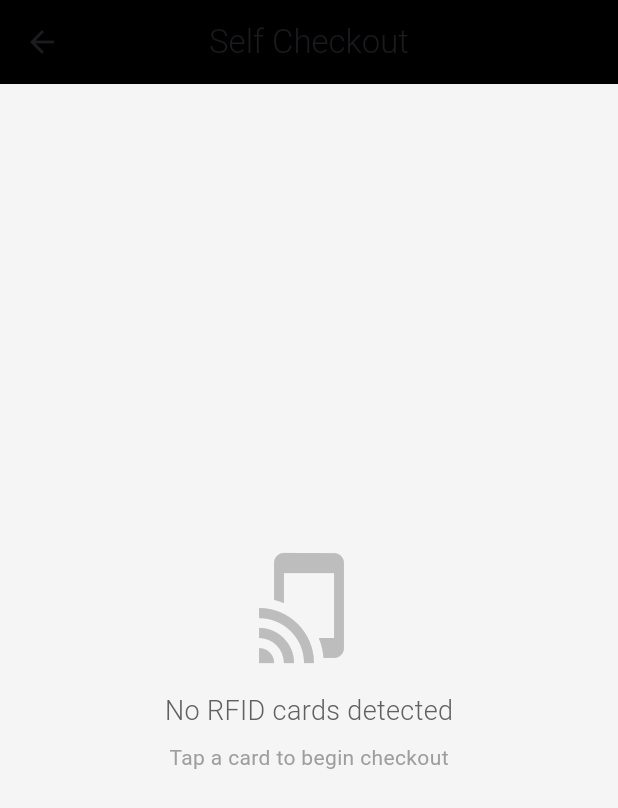
After one commit to Sejal207/Chintufy, a Flutter app: the HomePage screen opened by its route, after a tap on the "contactless" icon, on a phone screen of 412 x 824 dp. The commit adds this screen. Shown: the top 808 px of the screen. Run offline on Flutter 3.47's test engine with Material 3 defaults, Android fonts, the light colour scheme and no system bars; our stand-ins replace cached_network_image, cloud_firestore, firebase_core, firebase_database, firebase_storage, flutter_staggered_animations and 2 more; accounts and stored records are empty.

Commit message:
finally integrated hardware

```diff
--- a/lib/main.dart
+++ b/lib/main.dart
@@ -1,3 +1,4 @@
+import 'package:chintufy/services/secondary_database_service.dart';
 import 'package:flutter/material.dart';
 import 'package:firebase_core/firebase_core.dart';
 import 'package:provider/provider.dart';
@@ -14,24 +15,23 @@ void main() async {
   WidgetsFlutterBinding.ensureInitialized();
 
   try {
-    await Firebase.initializeApp(
-      options: FirebaseOptions(
-        apiKey: 'AIzaSyAvnIEJuZ6nfuu5YY-SrRQPj3SuTUAZUXc',
-        appId: '1:1060417338481:android:ecbcebe7dd7f06667e2fd0',
-        messagingSenderId: '1060417338481',
-        projectId: 'tuckshop-chintufy',
-        storageBucket: 'tuckshop-chintufy.firebasestorage.app'
-      )
-    );
-    print('Firebase initialized successfully');
+    // Initialize primary Firebase
+    await Firebase.initializeApp();
+
+    // Initialize secondary Firebase with correct config from your JSON
+    await SecondaryDatabaseService.initialize();
+
+    print('Both Firebase instances initialized successfully');
   } catch (e) {
     print('Error initializing Firebase: $e');
   }
 
-  runApp(MyApp());
+  runApp(const MyApp());
 }
 
 class MyApp extends StatelessWidget {
+  const MyApp({Key? key}) : super(key: key);
+
   @override
   Widget build(BuildContext context) {
     return MultiProvider(
@@ -39,8 +39,15 @@ class MyApp extends StatelessWidget {
         Provider<DatabaseService>(
           create: (_) => DatabaseService(),
         ),
-        Provider<FirebaseStorageService>(
-          create: (_) => FirebaseStorageService(),
+        Provider<SecondaryDatabaseService>(
+          create: (_) {
+            try {
+              return SecondaryDatabaseService();
+            } catch (e) {
+              print('Error creating SecondaryDatabaseService: $e');
+              rethrow;
+            }
+          },
         ),
         ChangeNotifierProvider<CartModel>(
           create: (_) => CartModel(),
--- a/lib/pages/homepage.dart
+++ b/lib/pages/homepage.dart
@@ -1,3 +1,4 @@
+import 'package:chintufy/pages/self_checkout_page.dart';
 import 'package:flutter/material.dart';
 import 'package:provider/provider.dart';
 import 'package:flutter_staggered_animations/flutter_staggered_animations.dart';
@@ -60,6 +61,7 @@ class _HomePageState extends State<HomePage> with SingleTickerProviderStateMixin
       backgroundColor: Colors.grey[50],
       appBar: AppBar(
         backgroundColor: Colors.black87,
+        toolbarHeight: 70,
         elevation: 0,
         title: _isSearching
             ? AnimatedBuilder(
@@ -87,10 +89,11 @@ class _HomePageState extends State<HomePage> with SingleTickerProviderStateMixin
                 },
               )
             : const Text(
-                'Chintufy',
+                'InvenTree',
                 style: TextStyle(
                   color: Colors.white,
                   fontWeight: FontWeight.w300,
+                  fontSize: 32,
                   letterSpacing: 1.2,
                 ),
               ),
@@ -103,8 +106,8 @@ class _HomePageState extends State<HomePage> with SingleTickerProviderStateMixin
                 return ScaleTransition(scale: animation, child: child);
               },
               child: _isSearching
-                  ? const Icon(Icons.close, key: ValueKey('close'))
-                  : const Icon(Icons.search, key: ValueKey('search')),
+                  ? const Icon(Icons.close, color: Colors.white , key: ValueKey('close'))
+                  : const Icon(Icons.search,color: Colors.white , key: ValueKey('search')),
             ),
             tooltip: _isSearching ? 'Cancel' : 'Search',
             onPressed: _toggleSearch,
@@ -112,6 +115,7 @@ class _HomePageState extends State<HomePage> with SingleTickerProviderStateMixin
           // Requested Items button
           IconButton(
             icon: const Icon(Icons.list_alt),
+            color: Colors.white ,
             tooltip: 'Requested Items',
             onPressed: () {
               Navigator.push(
@@ -126,6 +130,7 @@ class _HomePageState extends State<HomePage> with SingleTickerProviderStateMixin
           IconButton(
             icon: const Icon(Icons.shopping_cart),
             tooltip: 'Cart',
+            color: Colors.white ,
             onPressed: () {
               Navigator.push(
                 context,
@@ -141,6 +146,7 @@ class _HomePageState extends State<HomePage> with SingleTickerProviderStateMixin
           IconButton(
             icon: const Icon(Icons.receipt_long),
             tooltip: 'Orders',
+            color: Colors.white ,
             onPressed: () {
               Navigator.push(
                 context,
@@ -308,10 +314,28 @@ class _HomePageState extends State<HomePage> with SingleTickerProviderStateMixin
   }
 
   Widget? _buildFloatingActionButton() {
-    // Show FAB only when not searching
     if (_isSearching) return null;
 
-    return FloatingActionButton(
+    return Column(
+      mainAxisAlignment: MainAxisAlignment.end,
+      children: [
+        // Self Checkout FAB
+        FloatingActionButton(
+          onPressed: () {
+            Navigator.push(
+              context,
+              MaterialPageRoute(
+                builder: (context) => const SelfCheckoutPage(),
+              ),
+            );
+          },
+          heroTag: 'selfCheckout',
+          backgroundColor: Colors.blue[700],
+          child: const Icon(Icons.contactless, color: Colors.white),
+        ),
+        const SizedBox(height: 16),
+        // Existing Add Product FAB
+        FloatingActionButton(
           onPressed: () {
             showModalBottomSheet(
               context: context,
@@ -331,9 +355,11 @@ class _HomePageState extends State<HomePage> with SingleTickerProviderStateMixin
               ),
             );
           },
+          heroTag: 'addProduct',
           backgroundColor: Colors.black,
           child: const Icon(Icons.add, color: Colors.white),
-      elevation: 2,
+        ),
+      ],
     );
   }
 
--- /dev/null
+++ b/lib/pages/self_checkout_page.dart
@@ -0,0 +1,372 @@
+import 'package:flutter/material.dart';
+import 'package:provider/provider.dart';
+import 'package:cached_network_image/cached_network_image.dart';
+import '../services/secondary_database_service.dart';
+
+// User data model for better organization
+class UserData {
+  final String name;
+  final String rfidUid;
+  final String product;
+  final String imageUrl;
+
+  UserData({
+    required this.name,
+    required this.rfidUid,
+    required this.product,
+    required this.imageUrl,
+  });
+}
+
+class SelfCheckoutPage extends StatefulWidget {
+  const SelfCheckoutPage({Key? key}) : super(key: key);
+
+  @override
+  State<SelfCheckoutPage> createState() => _SelfCheckoutPageState();
+}
+
+class _SelfCheckoutPageState extends State<SelfCheckoutPage> {
+  // Predefined user data with product-specific image URLs
+  final Map<String, UserData> userMap = {
+    'BA8FB216': UserData(
+      name: 'Sejal',
+      rfidUid: 'BA8FB216',
+      product: 'Ice Cream',
+      imageUrl: 'https://images.unsplash.com/photo-1497034825429-c343d7c6a68f?w=200&h=200&fit=crop',
+    ),
+    'F35B82D': UserData(
+      name: 'Khushi',
+      rfidUid: 'F35B82D',
+      product: 'Chips',
+      imageUrl: 'https://images.unsplash.com/photo-1566478989037-eec170784d0b?w=200&h=200&fit=crop',
+    ),
+    '55522E2': UserData(
+      name: 'Adamya',
+      rfidUid: '55522E2',
+      product: 'Protein Powder',
+      imageUrl: 'https://images.unsplash.com/photo-1593095948071-474c5cc2989d?w=200&h=200&fit=crop',
+    ),
+  };
+
+  @override
+  Widget build(BuildContext context) {
+    try {
+      final secondaryDb = Provider.of<SecondaryDatabaseService>(context);
+
+      return Scaffold(
+        backgroundColor: Colors.grey[100],
+        appBar: AppBar(
+          backgroundColor: Colors.black,
+          title: const Text(
+            'Self Checkout',
+            style: TextStyle(fontWeight: FontWeight.w300),
+          ),
+          centerTitle: true,
+          elevation: 0,
+        ),
+        body: StreamBuilder<Map<String, dynamic>>(
+          stream: secondaryDb.getRealtimeData('rfid_uids'),
+          builder: (context, AsyncSnapshot<dynamic> snapshot) {
+            if (snapshot.connectionState == ConnectionState.waiting) {
+              return const Center(
+                child: CircularProgressIndicator(
+                  valueColor: AlwaysStoppedAnimation<Color>(Colors.black),
+                ),
+              );
+            }
+
+            if (snapshot.hasError) {
+              return Center(
+                child: Text(
+                  'Error: ${snapshot.error}',
+                  style: TextStyle(color: Colors.red[800]),
+                ),
+              );
+            }
+
+            final data = snapshot.data?.cast<String, dynamic>() ?? {};
+
+            if (data.isEmpty) {
+              return Center(
+                child: Column(
+                  mainAxisAlignment: MainAxisAlignment.center,
+                  children: [
+                    Icon(
+                      Icons.tap_and_play_outlined,
+                      size: 80,
+                      color: Colors.grey[400],
+                    ),
+                    const SizedBox(height: 16),
+                    Text(
+                      'No RFID cards detected',
+                      style: TextStyle(
+                        fontSize: 18,
+                        color: Colors.grey[700],
+                        fontWeight: FontWeight.w300,
+                      ),
+                    ),
+                    const SizedBox(height: 8),
+                    Text(
+                      'Tap a card to begin checkout',
+                      style: TextStyle(
+                        fontSize: 14,
+                        color: Colors.grey[500],
+                      ),
+                    ),
+                  ],
+                ),
+              );
+            }
+
+            return Padding(
+              padding: const EdgeInsets.all(16.0),
+              child: ListView.builder(
+                itemCount: data.length,
+                itemBuilder: (context, index) {
+                  final key = data.keys.elementAt(index);
+                  final value = data[key];
+                  final userData = userMap[key];
+
+                  return Padding(
+                    padding: const EdgeInsets.only(bottom: 16.0),
+                    child: _buildUserCard(userData, value),
+                  );
+                },
+              ),
+            );
+          },
+        ),
+      );
+    } catch (e) {
+      return Scaffold(
+        backgroundColor: Colors.grey[100],
+        appBar: AppBar(
+          backgroundColor: Colors.black,
+          title: const Text(
+            'Self Checkout',
+            style: TextStyle(fontWeight: FontWeight.w300),
+          ),
+          centerTitle: true,
+          elevation: 0,
+        ),
+        body: Center(
+          child: Column(
+            mainAxisAlignment: MainAxisAlignment.center,
+            children: [
+              Icon(Icons.error_outline, size: 64, color: Colors.red[300]),
+              const SizedBox(height: 16),
+              Text(
+                'Error initializing database',
+                style: TextStyle(fontSize: 18, color: Colors.grey[800]),
+              ),
+              const SizedBox(height: 8),
+              Text(
+                '$e',
+                style: TextStyle(fontSize: 14, color: Colors.red[700]),
+                textAlign: TextAlign.center,
+              ),
+            ],
+          ),
+        ),
+      );
+    }
+  }
+
+  Widget _buildUserCard(UserData? userData, dynamic valueData) {
+    // Safely convert the dynamic data to a Map<String, dynamic>
+    final Map<String, dynamic> value =
+        valueData is Map ? Map<String, dynamic>.from(valueData) : {};
+    final status = value['status'] ?? 'Unknown';
+    final isCompleted = status.toString().toLowerCase() == 'completed';
+
+    if (userData == null) {
+      // Unknown RFID card
+      return Card(
+        elevation: 2,
+        shape: RoundedRectangleBorder(borderRadius: BorderRadius.circular(12)),
+        child: Padding(
+          padding: const EdgeInsets.all(16.0),
+          child: Column(
+            crossAxisAlignment: CrossAxisAlignment.start,
+            children: [
+              Row(
+                mainAxisAlignment: MainAxisAlignment.spaceBetween,
+                children: [
+                  Text(
+                    'Unknown Card',
+                    style: TextStyle(
+                      fontSize: 18,
+                      fontWeight: FontWeight.w500,
+                      color: Colors.grey[800],
+                    ),
+                  ),
+                  Icon(
+                    Icons.help_outline,
+                    color: Colors.grey[400],
+                  ),
+                ],
+              ),
+              const SizedBox(height: 8),
+              Text(
+                'Card UID: ${valueData is Map ? valueData['card_uid'] : 'Unknown'}',
+                style: TextStyle(
+                  fontSize: 14,
+                  color: Colors.grey[600],
+                ),
+              ),
+              const SizedBox(height: 16),
+              Row(
+                mainAxisAlignment: MainAxisAlignment.end,
+                children: [
+                  Text(
+                    'Status: $status',
+                    style: TextStyle(
+                      fontSize: 14,
+                      fontWeight: FontWeight.w500,
+                      color: isCompleted ? Colors.green[700] : Colors.blue[700],
+                    ),
+                  ),
+                ],
+              ),
+            ],
+          ),
+        ),
+      );
+    }
+
+    return Card(
+      elevation: 2,
+      shape: RoundedRectangleBorder(borderRadius: BorderRadius.circular(12)),
+      child: Padding(
+        padding: const EdgeInsets.all(16.0),
+        child: Column(
+          crossAxisAlignment: CrossAxisAlignment.start,
+          children: [
+            Row(
+              children: [
+                CircleAvatar(
+                  backgroundColor: Colors.grey[200],
+                  radius: 24,
+                  child: Text(
+                    userData.name[0],
+                    style: TextStyle(
+                      fontSize: 20,
+                      fontWeight: FontWeight.w500,
+                      color: Colors.grey[800],
+                    ),
+                  ),
+                ),
+                const SizedBox(width: 16),
+                Column(
+                  crossAxisAlignment: CrossAxisAlignment.start,
+                  children: [
+                    Text(
+                      userData.name,
+                      style: const TextStyle(
+                        fontSize: 18,
+                        fontWeight: FontWeight.w500,
+                      ),
+                    ),
+                    const SizedBox(height: 4),
+                    Text(
+                      'RFID: ${userData.rfidUid}',
+                      style: TextStyle(
+                        fontSize: 12,
+                        color: Colors.grey[500],
+                      ),
+                    ),
+                  ],
+                ),
+                const Spacer(),
+                Container(
+                  padding: const EdgeInsets.symmetric(horizontal: 12, vertical: 6),
+                  decoration: BoxDecoration(
+                    color: isCompleted ? Colors.green[50] : Colors.blue[50],
+                    borderRadius: BorderRadius.circular(12),
+                  ),
+                  child: Text(
+                    status,
+                    style: TextStyle(
+                      fontSize: 12,
+                      fontWeight: FontWeight.w500,
+                      color: isCompleted ? Colors.green[700] : Colors.blue[700],
+                    ),
+                  ),
+                ),
+              ],
+            ),
+            const SizedBox(height: 16),
+            Container(
+              padding: const EdgeInsets.all(16),
+              decoration: BoxDecoration(
+                color: Colors.grey[50],
+                borderRadius: BorderRadius.circular(8),
+              ),
+              child: Row(
+                children: [
+                  Container(
+                    width: 60,
+                    height: 60,
+                    decoration: BoxDecoration(
+                      color: Colors.white,
+                      borderRadius: BorderRadius.circular(8),
+                    ),
+                    child: ClipRRect(
+                      borderRadius: BorderRadius.circular(8),
+                      child: CachedNetworkImage(
+                        imageUrl: userData.imageUrl,
+                        fit: BoxFit.cover,
+                        placeholder: (context, url) => const Center(
+                          child: SizedBox(
+                            width: 20,
+                            height: 20,
+                            child: CircularProgressIndicator(
+                              strokeWidth: 2,
+                              valueColor: AlwaysStoppedAnimation<Color>(Colors.black38),
+                            ),
+                          ),
+                        ),
+                        errorWidget: (context, url, error) => const Icon(
+                          Icons.shopping_bag_outlined,
+                          size: 32,
+                          color: Colors.black54,
+                        ),
+                      ),
+                    ),
+                  ),
+                  const SizedBox(width: 16),
+                  Expanded(
+                    child: Column(
+                      crossAxisAlignment: CrossAxisAlignment.start,
+                      children: [
+                        Text(
+                          userData.product,
+                          style: const TextStyle(
+                            fontSize: 16,
+                            fontWeight: FontWeight.w500,
+                          ),
+                        ),
+                        const SizedBox(height: 4),
+                        Text(
+                          'Tap to complete checkout',
+                          style: TextStyle(
+                            fontSize: 12,
+                            color: Colors.grey[600],
+                          ),
+                        ),
+                      ],
+                    ),
+                  ),
+                  const Icon(
+                    Icons.chevron_right,
+                    color: Colors.black45,
+                  ),
+                ],
+              ),
+            ),
+          ],
+        ),
+      ),
+    );
+  }
+}
--- /dev/null
+++ b/lib/services/secondary_database_service.dart
@@ -0,0 +1,116 @@
+import 'package:firebase_database/firebase_database.dart';
+import 'package:firebase_core/firebase_core.dart';
+import 'package:flutter/foundation.dart' show debugPrint;
+
+class SecondaryDatabaseService {
+  static FirebaseApp? _secondaryApp;
+  static late final FirebaseDatabase _database;
+  static bool _initialized = false;
+  static const String _databasePath = 'rfid_uids';
+
+  static final SecondaryDatabaseService _instance = SecondaryDatabaseService._internal();
+
+  factory SecondaryDatabaseService() {
+    if (!_initialized) {
+      throw Exception('SecondaryDatabaseService not initialized. Call initialize() first.');
+    }
+    return _instance;
+  }
+
+  SecondaryDatabaseService._internal();
+
+  static Future<void> initialize() async {
+    if (_initialized) {
+      debugPrint('SecondaryDatabaseService already initialized');
+      return;
+    }
+
+    try {
+      // Initialize secondary Firebase app
+      _secondaryApp = await Firebase.initializeApp(
+        name: 'secondary',
+        options: const FirebaseOptions(
+          apiKey: 'AIzaSyCvw01JD80DYqolRLmnQeykuOGfjtILVfo',
+          appId: '1:497205779670:android:7541f29873a647f0bffd77',
+          messagingSenderId: '497205779670',
+          projectId: 'bloodbanksystem-70840',
+          databaseURL: 'https://bloodbanksystem-70840-default-rtdb.firebaseio.com',
+          storageBucket: 'bloodbanksystem-70840.firebasestorage.app'
+        ),
+      );
+
+      // Initialize database instance
+      _database = FirebaseDatabase.instanceFor(app: _secondaryApp!);
+
+      // Enable persistence for offline support
+      _database.setPersistenceEnabled(true);
+
+      // Keep rfid_uids synced (don't await void method)
+      _database.ref(_databasePath).keepSynced(true);
+
+      _initialized = true;
+      debugPrint('Secondary Firebase initialized successfully');
+    } catch (e, stackTrace) {
+      debugPrint('Error initializing secondary Firebase: $e');
+      debugPrint('Stack trace: $stackTrace');
+      _initialized = false;
+      rethrow;
+    }
+  }
+
+  static bool get isInitialized => _initialized;
+
+  Stream<Map<String, dynamic>> getRealtimeData(String path) {
+    _checkInitialization();
+
+    return _database.ref(path).onValue.map((event) {
+      final snapshot = event.snapshot;
+
+      if (!snapshot.exists || snapshot.value == null) {
+        return <String, dynamic>{};
+      }
+
+      try {
+        if (snapshot.value is Map) {
+          return Map<String, dynamic>.from(snapshot.value as Map);
+        } else {
+          debugPrint('Unexpected data format: ${snapshot.value.runtimeType}');
+          return <String, dynamic>{};
+        }
+      } catch (e, stackTrace) {
+        debugPrint('Error parsing data at $path: $e');
+        debugPrint('Stack trace: $stackTrace');
+        return <String, dynamic>{};
+      }
+    }).handleError((error) {
+      debugPrint('Database error for path $path: $error');
+      return <String, dynamic>{};
+    });
+  }
+
+  Future<bool> checkConnection() async {
+    _checkInitialization();
+
+    try {
+      final snapshot = await _database.ref('.info/connected').get();
+      return snapshot.value == true;
+    } catch (e) {
+      debugPrint('Database connection error: $e');
+      return false;
+    }
+  }
+
+  void _checkInitialization() {
+    if (!_initialized) {
+      throw StateError('SecondaryDatabaseService not initialized. Call initialize() first.');
+    }
+  }
+
+  Future<void> dispose() async {
+    if (_initialized && _secondaryApp != null) {
+      await _secondaryApp!.delete();
+      _initialized = false;
+      debugPrint('SecondaryDatabaseService disposed');
+    }
+  }
+}
--- a/pubspec.yaml
+++ b/pubspec.yaml
@@ -48,6 +48,7 @@ dependencies:
   badges: ^3.1.2
   shimmer: ^3.0.0
   shared_preferences: ^2.2.2
+  firebase_database: ^10.4.0  # Add this line for Realtime Database support
 
 dev_dependencies:
   flutter_test:
```
Also changed, not shown: lib/widgets/product_card.dart (+9 -7 lines), pubspec.lock, 10 other files. Lines whose indentation alone changed are shown as unchanged.
